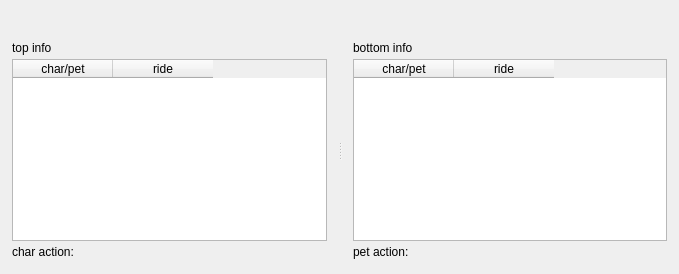
Before: the Qt Designer form SaSH/form/battleinfoform.ui in bestkakkoii/SaSH, drawn with Qt 5.
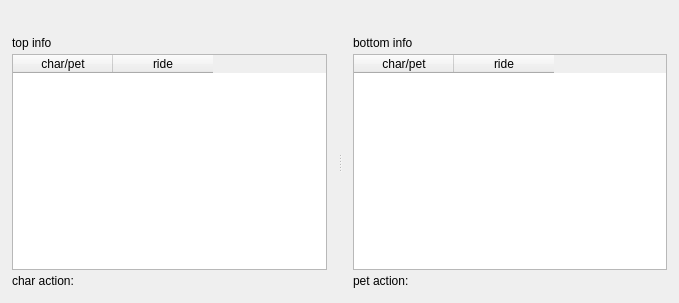
After: the same form once the commit is applied. Custom widgets are drawn as their Qt base class.

Patch:
```diff
--- a/SaSH/form/battleinfoform.ui
+++ b/SaSH/form/battleinfoform.ui
@@ -7,13 +7,16 @@
     <x>0</x>
     <y>0</y>
     <width>679</width>
-    <height>274</height>
+    <height>303</height>
    </rect>
   </property>
   <property name="windowTitle">
    <string>BattleInfoForm</string>
   </property>
-  <layout class="QGridLayout" name="gridLayout">
+  <layout class="QVBoxLayout" name="verticalLayout_3">
+   <property name="spacing">
+    <number>1</number>
+   </property>
    <property name="leftMargin">
     <number>1</number>
    </property>
@@ -26,11 +29,6 @@
    <property name="bottomMargin">
     <number>1</number>
    </property>
-   <property name="spacing">
-    <number>1</number>
-   </property>
-   <item row="0" column="0">
-    <layout class="QVBoxLayout" name="verticalLayout_battle">
      <item>
       <widget class="QLabel" name="label_time">
        <property name="sizePolicy">
@@ -109,18 +107,44 @@
           </widget>
          </item>
          <item>
-          <widget class="QLabel" name="label_charaction">
+        <layout class="QHBoxLayout" name="horizontalLayout">
+         <item>
+          <widget class="QLabel" name="label_c">
            <property name="minimumSize">
             <size>
-             <width>0</width>
+             <width>70</width>
              <height>20</height>
             </size>
            </property>
+           <property name="maximumSize">
+            <size>
+             <width>70</width>
+             <height>16777215</height>
+            </size>
+           </property>
            <property name="text">
             <string>char action:</string>
            </property>
           </widget>
          </item>
+         <item>
+          <widget class="FastLabel" name="label_charaction" native="true">
+           <property name="minimumSize">
+            <size>
+             <width>0</width>
+             <height>20</height>
+            </size>
+           </property>
+           <property name="maximumSize">
+            <size>
+             <width>16777215</width>
+             <height>20</height>
+            </size>
+           </property>
+          </widget>
+         </item>
+        </layout>
+       </item>
         </layout>
        </widget>
        <widget class="QWidget" name="layoutWidget">
@@ -168,27 +192,59 @@
           </widget>
          </item>
          <item>
-          <widget class="QLabel" name="label_petaction">
+        <layout class="QHBoxLayout" name="horizontalLayout_2">
+         <item>
+          <widget class="QLabel" name="label_p">
            <property name="minimumSize">
             <size>
-             <width>0</width>
+             <width>70</width>
              <height>20</height>
             </size>
            </property>
+           <property name="maximumSize">
+            <size>
+             <width>70</width>
+             <height>16777215</height>
+            </size>
+           </property>
            <property name="text">
             <string>pet action:</string>
            </property>
           </widget>
          </item>
-        </layout>
-       </widget>
-      </widget>
-     </item>
-    </layout>
+         <item>
+          <widget class="FastLabel" name="label_petaction" native="true">
+           <property name="minimumSize">
+            <size>
+             <width>0</width>
+             <height>20</height>
+            </size>
+           </property>
+           <property name="maximumSize">
+            <size>
+             <width>16777215</width>
+             <height>20</height>
+            </size>
+           </property>
+          </widget>
+         </item>
+        </layout>
+       </item>
+      </layout>
+     </widget>
+    </widget>
    </item>
   </layout>
  </widget>
  <layoutdefault spacing="6" margin="11"/>
+ <customwidgets>
+  <customwidget>
+   <class>FastLabel</class>
+   <extends>QWidget</extends>
+   <header location="global">fastlabel.h</header>
+   <container>1</container>
+  </customwidget>
+ </customwidgets>
  <resources/>
  <connections/>
 </ui>
```
Left out of the diff: 12 changed lines with no effect on the pictures. Lines whose indentation alone changed are shown as unchanged.
